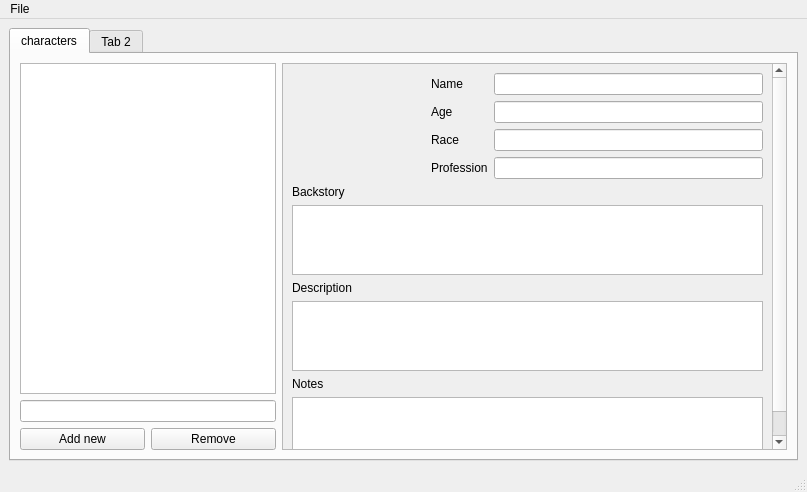
Above: mainwindow.ui from Temebe/GameMastersNotepad before the change. Below: the same form after it.
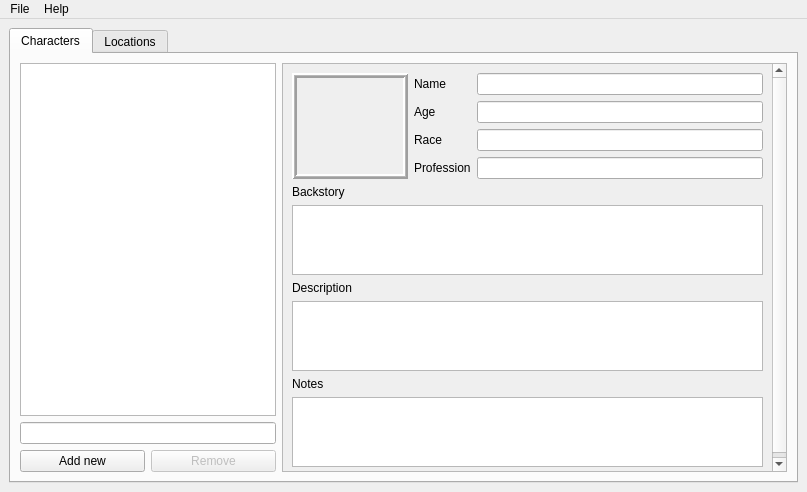
That is the form after the change. Icons and pictures are not drawn. Custom widgets are drawn as their Qt base class.

Commit message: fix major select bug and polish characters

The edit to the form file:
```diff
--- a/mainwindow.ui
+++ b/mainwindow.ui
@@ -34,7 +34,7 @@
       </property>
       <widget class="QWidget" name="charactersTab">
        <attribute name="title">
-        <string>characters</string>
+        <string>Characters</string>
        </attribute>
        <layout class="QHBoxLayout" name="horizontalLayout" stretch="0,4">
         <item>
@@ -60,6 +60,9 @@
             </item>
             <item>
              <widget class="QPushButton" name="buttonRemove">
+              <property name="enabled">
+               <bool>false</bool>
+              </property>
               <property name="text">
                <string>Remove</string>
               </property>
@@ -93,7 +96,7 @@
              </property>
              <layout class="QVBoxLayout" name="verticalLayout_4" stretch="2,3">
               <item>
-               <layout class="QHBoxLayout" name="horizontalLayout_3" stretch="2,5">
+               <layout class="QHBoxLayout" name="horizontalLayout_3" stretch="2,6">
                 <property name="sizeConstraint">
                  <enum>QLayout::SetDefaultConstraint</enum>
                 </property>
@@ -108,6 +111,18 @@
                   <property name="autoFillBackground">
                    <bool>false</bool>
                   </property>
+                  <property name="frameShape">
+                   <enum>QFrame::Box</enum>
+                  </property>
+                  <property name="frameShadow">
+                   <enum>QFrame::Raised</enum>
+                  </property>
+                  <property name="lineWidth">
+                   <number>2</number>
+                  </property>
+                  <property name="midLineWidth">
+                   <number>1</number>
+                  </property>
                   <property name="text">
                    <string/>
                   </property>
@@ -219,7 +234,7 @@
       </widget>
       <widget class="QWidget" name="tab_2">
        <attribute name="title">
-        <string>Tab 2</string>
+        <string>Locations</string>
        </attribute>
       </widget>
      </widget>
@@ -241,12 +256,19 @@
     </property>
     <addaction name="separator"/>
     <addaction name="separator"/>
-    <addaction name="saveAction"/>
+    <addaction name="actionSave"/>
+   </widget>
+   <widget class="QMenu" name="menuAbout">
+    <property name="title">
+     <string>Help</string>
+    </property>
+    <addaction name="actionAboutApp"/>
+    <addaction name="actionAboutQt"/>
    </widget>
    <addaction name="menuFile"/>
+   <addaction name="menuAbout"/>
   </widget>
-  <widget class="QStatusBar" name="statusbar"/>
-  <action name="saveAction">
+  <action name="actionSave">
    <property name="text">
     <string>Save</string>
    </property>
```
Left out of the diff: 34 changed lines with no effect on the pictures. The commit also changes 11 other files.
